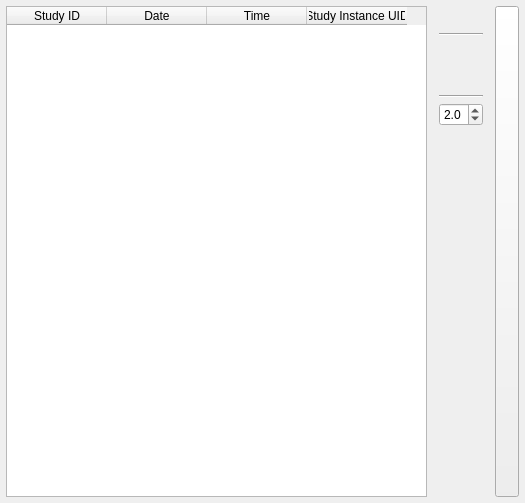
paulcm/LongitudinalPETCT, file Resources/UI/qSlicerLongPETCTStudySelectionWidget.ui: the form before one commit.
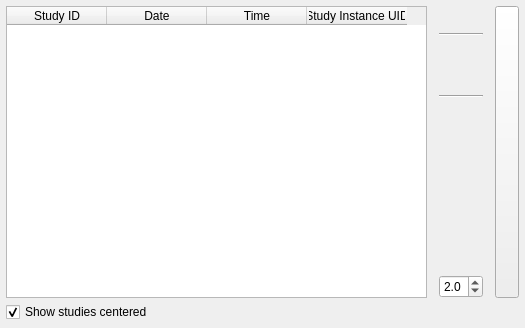
The form after the commit. Icons and pictures are not drawn. Custom widgets are drawn as their Qt base class.

Commit message: ENH: Added checkbox for studies centering

What changed in the file:
```diff
--- a/Resources/UI/qSlicerLongPETCTStudySelectionWidget.ui
+++ b/Resources/UI/qSlicerLongPETCTStudySelectionWidget.ui
@@ -7,18 +7,32 @@
     <x>0</x>
     <y>0</y>
     <width>525</width>
-    <height>503</height>
+    <height>328</height>
    </rect>
   </property>
   <property name="windowTitle">
    <string>Form</string>
   </property>
+  <layout class="QVBoxLayout" name="verticalLayout_3">
+   <property name="spacing">
+    <number>4</number>
+   </property>
+   <property name="margin">
+    <number>6</number>
+   </property>
+   <item>
   <layout class="QHBoxLayout" name="horizontalLayout">
    <property name="spacing">
     <number>12</number>
    </property>
-   <property name="margin">
-    <number>6</number>
+     <property name="leftMargin">
+      <number>0</number>
+     </property>
+     <property name="topMargin">
+      <number>0</number>
+     </property>
+     <property name="rightMargin">
+      <number>0</number>
    </property>
    <item>
     <widget class="QTableWidget" name="Table">
@@ -166,6 +180,22 @@
         </property>
        </widget>
       </item>
+        <item>
+         <widget class="ctkDoubleSlider" name="SliderOpacityPow" native="true">
+          <property name="sizePolicy">
+           <sizepolicy hsizetype="Preferred" vsizetype="Expanding">
+            <horstretch>0</horstretch>
+            <verstretch>0</verstretch>
+           </sizepolicy>
+          </property>
+          <property name="minimumSize">
+           <size>
+            <width>0</width>
+            <height>35</height>
+           </size>
+          </property>
+         </widget>
+        </item>
       <item>
        <widget class="QDoubleSpinBox" name="SpinBoxOpacityPow">
         <property name="toolTip">
@@ -188,19 +218,6 @@
         </property>
        </widget>
       </item>
-      <item>
-       <spacer name="verticalSpacer">
-        <property name="orientation">
-         <enum>Qt::Vertical</enum>
-        </property>
-        <property name="sizeHint" stdset="0">
-         <size>
-          <width>20</width>
-          <height>40</height>
-         </size>
-        </property>
-       </spacer>
-      </item>
      </layout>
     </widget>
    </item>
@@ -230,6 +247,18 @@
     </widget>
    </item>
   </layout>
+   </item>
+   <item>
+    <widget class="QCheckBox" name="CheckBoxStudiesCentered">
+     <property name="text">
+      <string>Show studies centered</string>
+     </property>
+     <property name="checked">
+      <bool>true</bool>
+     </property>
+    </widget>
+   </item>
+  </layout>
  </widget>
  <customwidgets>
   <customwidget>
@@ -237,6 +266,12 @@
    <extends>QToolButton</extends>
    <header>ctkExpandButton.h</header>
   </customwidget>
+  <customwidget>
+   <class>ctkDoubleSlider</class>
+   <extends>QWidget</extends>
+   <header>ctkdoubleslider.h</header>
+   <container>1</container>
+  </customwidget>
  </customwidgets>
  <resources>
   <include location="../qSlicerLongPETCTModule.qrc"/>
```
Lines whose indentation alone changed are shown as unchanged. The commit also changes 2 other files.
